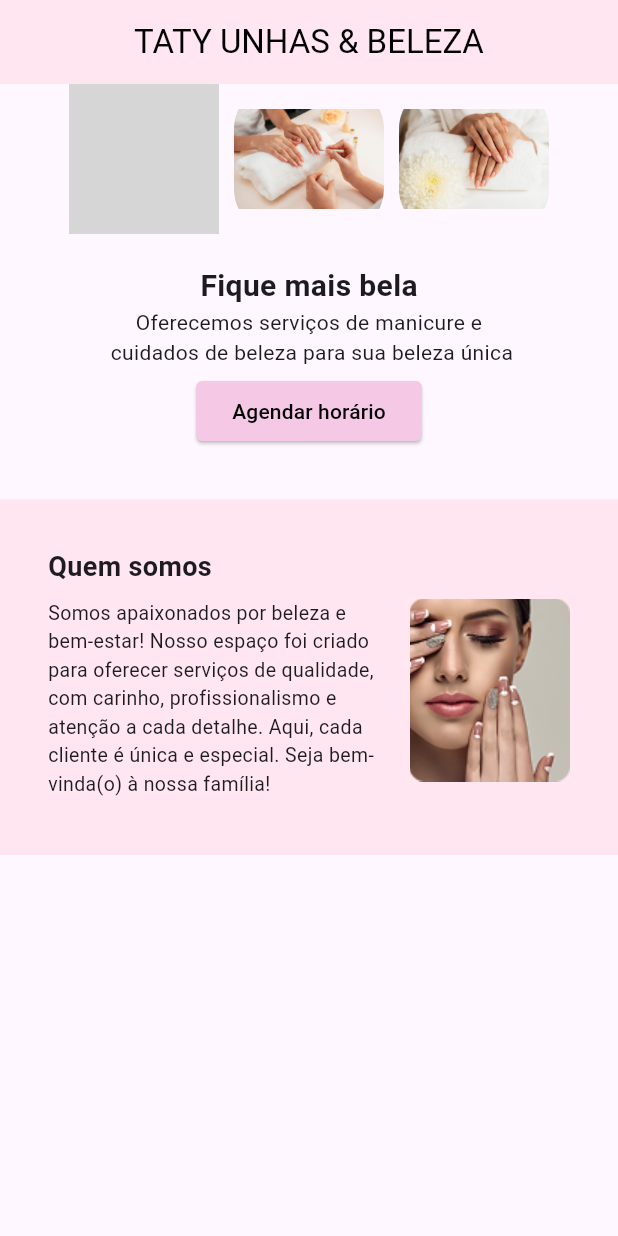
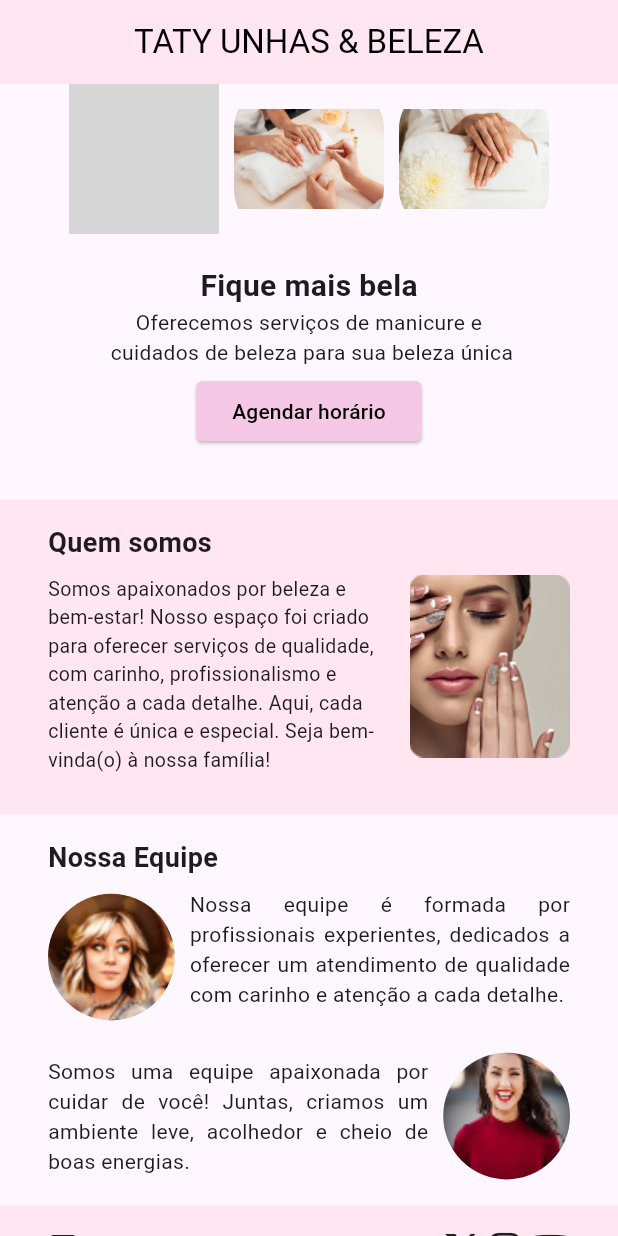
Before and after one commit to joaovtrsantos/tati_unhas_e_beleza_flutter, a Flutter app: the screen it shows after launch, on a phone screen of 412 x 824 dp. Run offline on Flutter 3.47's test engine with Material 3 defaults, Android fonts, the phone set to English and light mode, and no system bars; our stand-ins replace font_awesome_flutter; grey boxes are pictures that could not be loaded.

Commit message:
feature: Parte inferior da tela inicial

```diff
--- a/lib/main.dart
+++ b/lib/main.dart
@@ -2,9 +2,10 @@ import 'package:flutter/material.dart';
 import 'package:tati_unhas_e_beleza_flutter/widgets/BotaoAgendamento.dart';
 import 'package:tati_unhas_e_beleza_flutter/widgets/Cabecalho.dart';
 import 'package:tati_unhas_e_beleza_flutter/widgets/Capa.dart';
-import 'package:tati_unhas_e_beleza_flutter/widgets/Informacoes.dart';
 import 'package:tati_unhas_e_beleza_flutter/widgets/Logo.dart';
+import 'package:tati_unhas_e_beleza_flutter/widgets/NossaEquipe.dart';
 import 'package:tati_unhas_e_beleza_flutter/widgets/QuemSomos.dart';
+import 'package:tati_unhas_e_beleza_flutter/widgets/Rodape.dart';
 import 'package:tati_unhas_e_beleza_flutter/widgets/Slogan.dart';
 import 'package:tati_unhas_e_beleza_flutter/widgets/SubtextoSlogan.dart';
 
@@ -26,7 +27,9 @@ class TatiUnhasEBelezaAppState extends State<TatiUnhasEBelezaApp>{
             Slogan(),
             SubtextoSlogan(),
             BotaoAgendamento(),
-            QuemSomos()
+            QuemSomos(),
+            NossaEquipe(),
+            Rodape()
             // Informacoes()
           ],
         ),
--- a/lib/widgets/Informacoes.dart
+++ /dev/null
@@ -1,43 +0,0 @@
-import 'package:flutter/material.dart';
-import 'package:font_awesome_flutter/font_awesome_flutter.dart';
-
-class Informacoes extends StatelessWidget {
-  const Informacoes({super.key});
-
-  @override
-  Widget build(BuildContext context) {
-    return Center(
-      child: Column(
-        mainAxisSize: MainAxisSize.min,
-        children: [
-          Row(
-            mainAxisSize: MainAxisSize.min,
-            children: [
-              Icon(Icons.map),
-              SizedBox(width: 8),
-              Text('Rua João Manoel dos Santos, Joinville, SC, 89210713'),
-            ],
-          ),
-          SizedBox(height: 16),
-          Row(
-            mainAxisSize: MainAxisSize.min,
-            children: [
-              Icon(FontAwesomeIcons.instagram),
-              SizedBox(width: 8),
-              Text('@tatyunhasebeleza'),
-            ],
-          ),
-          SizedBox(height: 16),
-          Row(
-            mainAxisSize: MainAxisSize.min,
-            children: [
-              Icon(Icons.phone),
-              SizedBox(width: 8),
-              Text('47 98475529'),
-            ],
-          ),
-        ],
-      ),
-    );
-  }
-}
--- /dev/null
+++ b/lib/widgets/NossaEquipe.dart
@@ -0,0 +1,70 @@
+import 'package:flutter/material.dart';
+
+class NossaEquipe extends StatelessWidget {
+  const NossaEquipe({super.key});
+
+  @override
+  Widget build(BuildContext context) {
+    return Container(
+      width: 440,
+      padding: EdgeInsets.fromLTRB(32, 16, 32, 15),
+      child: Column(
+        crossAxisAlignment: CrossAxisAlignment.start,
+        children: [
+          Text(
+            'Nossa Equipe',
+            style: TextStyle(
+              fontWeight: FontWeight.bold,
+              fontSize: 18
+            ),
+          ),
+          SizedBox(height: 8),
+          Row(
+            crossAxisAlignment: CrossAxisAlignment.start,
+            spacing: 10,
+            children: [
+              Expanded(
+                flex: 3,
+                child: CircleAvatar(
+                  radius: 45,
+                  backgroundImage: ResizeImage(AssetImage('assets/funcionaria1.jpg'), width: 100, height: 115),
+                ),
+              ),
+              Expanded(
+                flex: 9,
+                child: Text(
+                  "Nossa equipe é formada por profissionais experientes, dedicados a oferecer um atendimento de qualidade com carinho e atenção a cada detalhe.",
+                  textAlign: TextAlign.justify,
+                )
+              )
+            ],
+          ),
+          SizedBox(height: 16),
+          Row(
+            spacing: 10,
+            children: [
+               Expanded(
+                flex: 9,
+                child: Text(
+                  "Somos uma equipe apaixonada por cuidar de você! Juntas, criamos um ambiente leve, acolhedor e cheio de boas energias.",
+                  textAlign: TextAlign.justify,
+                ),
+              ),
+              Expanded(
+                flex: 3,
+                child: CircleAvatar(
+                  radius: 45,
+                  backgroundImage: ResizeImage(
+                    AssetImage('assets/funcionaria2.jpg'),
+                    width: 70,
+                    height: 115,
+                  ),
+                ),
+              ),
+            ],
+          )
+        ],
+      ),
+    );
+  }
+}
--- a/lib/widgets/QuemSomos.dart
+++ b/lib/widgets/QuemSomos.dart
@@ -8,9 +8,9 @@ class QuemSomos extends StatelessWidget {
     return Container(
       margin: const EdgeInsets.only(top: 35),
       color: const Color.fromARGB(255, 255, 230, 240), // fundo rosa claro
-      height: 237,
+      height: 210,
       width: 440,
-      padding: const EdgeInsets.all(32),
+      padding: EdgeInsets.fromLTRB(32, 16, 32, 16),
       child: Column(
         crossAxisAlignment: CrossAxisAlignment.start,
         children: [
--- /dev/null
+++ b/lib/widgets/Rodape.dart
@@ -0,0 +1,29 @@
+import 'package:flutter/material.dart';
+import 'package:tati_unhas_e_beleza_flutter/widgets/rodape/Informacoes.dart';
+import 'package:tati_unhas_e_beleza_flutter/widgets/rodape/RedesSociais.dart';
+
+class Rodape extends StatelessWidget {
+  const Rodape({super.key});
+
+  @override
+  Widget build(BuildContext context) {
+    return Container(
+      height: 92,
+      width: 440,
+      padding: EdgeInsets.fromLTRB(32, 16, 32, 14),
+      color: const Color.fromARGB(255, 255, 230, 240), // fundo rosa claro
+      child:  Row(
+        children: [
+          Expanded(
+            flex: 9,
+            child: Informacoes(),
+          ),
+          Expanded(
+            flex: 3,
+            child: RedesSociais()
+          )
+        ],
+      )
+    );
+  }
+}
--- /dev/null
+++ b/lib/widgets/rodape/Informacoes.dart
@@ -0,0 +1,44 @@
+import 'package:flutter/material.dart';
+
+class Informacoes extends StatelessWidget {
+  const Informacoes({super.key});
+
+  @override
+  Widget build(BuildContext context) {
+    return  Column(
+      crossAxisAlignment: CrossAxisAlignment.start,
+      children: [
+        Row(
+          children: [
+            Icon(Icons.email_outlined, size: 20),
+            Padding(padding: EdgeInsets.only(left: 5)),
+            Text(
+              'tatyunhasbeleza@gmail.com',
+              style: TextStyle(fontSize: 10),
+            ), //TODO: Ajustar para o email real da empresa.
+          ],
+        ),
+        Row(
+          children: [
+            Icon(Icons.phone, size: 20),
+            Padding(padding: EdgeInsets.only(left: 5)),
+            Text(
+              '47 98475-5297',
+              style: TextStyle(fontSize: 10),
+            ), //TODO: Ajustar para o email real da empresa.
+          ],
+        ),
+         Row(
+          children: [
+            Icon(Icons.place, size: 20),
+            Padding(padding: EdgeInsets.only(left: 5)),
+            Text(
+              'Rua João Manoel dos Santos,  86, Itaum, Joinville',
+              style: TextStyle(fontSize: 10),
+            ), //TODO: Ajustar para o email real da empresa.
+          ],
+        )
+      ],
+    );
+  }
+}
--- /dev/null
+++ b/lib/widgets/rodape/RedesSociais.dart
@@ -0,0 +1,18 @@
+import 'package:flutter/material.dart';
+import 'package:font_awesome_flutter/font_awesome_flutter.dart';
+
+class RedesSociais extends StatelessWidget {
+  const RedesSociais({super.key});
+
+  @override
+  Widget build(BuildContext context) {
+    return Row(
+      crossAxisAlignment: CrossAxisAlignment.end,
+      children: [
+        Expanded(flex: 4, child: Column(children: [Icon(FontAwesomeIcons.xTwitter)])),
+        Expanded(flex: 4, child: Column(children: [Icon(FontAwesomeIcons.instagram)])),
+        Expanded(flex: 4, child: Column(children: [Icon(FontAwesomeIcons.youtube)]))
+      ],
+    );
+  }
+}
```
Also changed, not shown: assets/funcionaria1.jpg (added), assets/funcionaria2.jpg (added).
